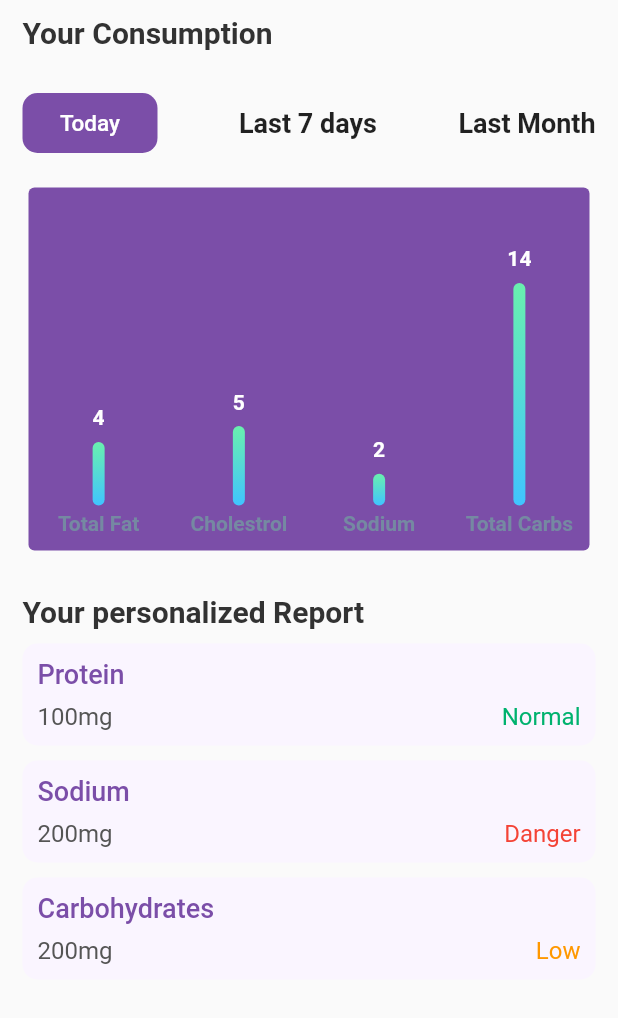
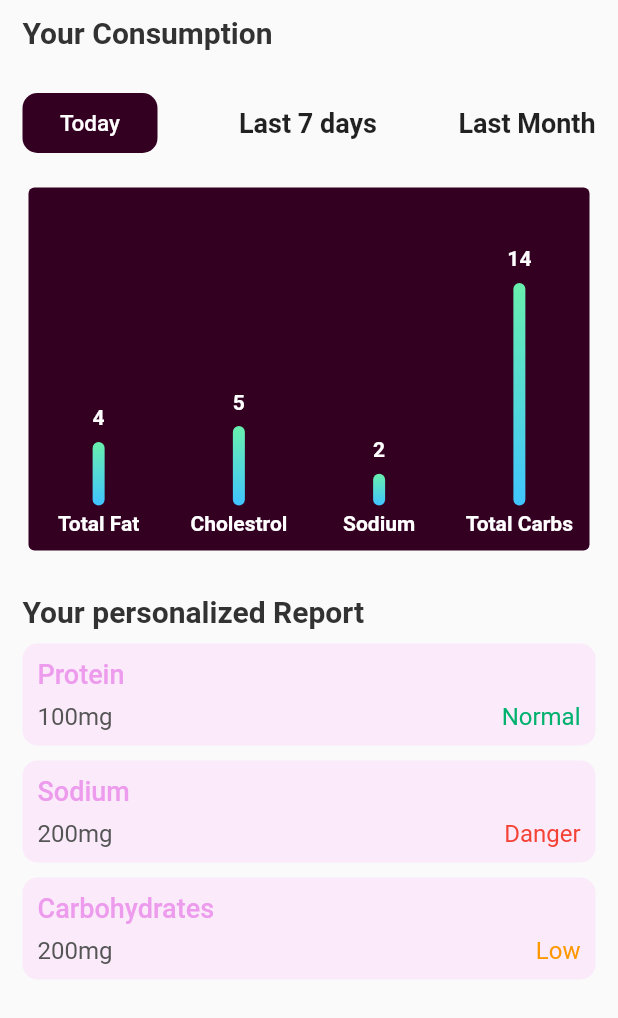
Before and after one commit to lamdiv/NutriAI, a Flutter app: the Analytics screen opened directly, on a phone screen of 412 x 824 dp. Shown: the top 1018 px of the screen. Run offline on Flutter 3.47's test engine with Material 2 defaults, Android fonts, the phone set to English and light mode, and no system bars; drawn by our look-alikes of fl_chart; our stand-ins replace camera; network calls fail.

Commit message:
feat: Ready for First Iteration

```diff
--- a/lib/analytics.dart
+++ b/lib/analytics.dart
@@ -24,23 +24,20 @@ class _AnalyticsState extends State<Analytics> {
                   fontSize: 20,
                   fontWeight: FontWeight.bold),
             ),
-
             const SizedBox(
               height: 25,
             ),
-
             Row(
               mainAxisAlignment: MainAxisAlignment.spaceBetween,
               children: [
                 TextButton(
                   style: TextButton.styleFrom(
-                    primary: const Color(0xFF7B4EA8),
-                    backgroundColor: const Color(0xFF7B4EA8),
+                    primary: const Color(0xFFED9BED),
+                    backgroundColor: const Color(0xFF330022),
                     minimumSize: const Size(90, 40),
                     padding: const EdgeInsets.symmetric(horizontal: 12.0),
                     shape: const RoundedRectangleBorder(
                       borderRadius: BorderRadius.all(Radius.circular(10.0)),
-
                     ),
                   ),
                   onPressed: () {
@@ -50,26 +47,21 @@ class _AnalyticsState extends State<Analytics> {
                     //       builder: (context) => const DetailScreen()),
                     // );
                   },
-                  child: const Text('Today', style: TextStyle(
-                    fontSize: 15,
-                    color: Colors.white
-                  ),),
+                  child: const Text(
+                    'Today',
+                    style: TextStyle(fontSize: 15, color: Colors.white),
+                  ),
                 ),
                 const Text(
                   'Last 7 days',
-                style: TextStyle(
-
-                    fontSize: 18,
-                    fontWeight: FontWeight.bold),
+                  style: TextStyle(fontSize: 18, fontWeight: FontWeight.bold),
                 ),
                 const Text(
                   'Last Month',
-                style: TextStyle(
-
-                    fontSize: 18,
-                    fontWeight: FontWeight.bold),
+                  style: TextStyle(fontSize: 18, fontWeight: FontWeight.bold),
                 ),
-            ],),
+              ],
+            ),
             const SizedBox(
               height: 15,
             ),
@@ -96,21 +88,17 @@ class _AnalyticsState extends State<Analytics> {
                 borderRadius: BorderRadius.all(
                   Radius.circular(10.0),
                 ),
-              boxShadow: [
-                BoxShadow(
-                  color: Color(0xFFFAF5FF)
-                )
-              ],
+                boxShadow: [BoxShadow(color: Color.fromARGB(25, 249, 87, 249))],
               ),
               child: Column(
                 crossAxisAlignment: CrossAxisAlignment.start,
-              children:  [
+                children: [
                   const Text(
                     'Protein',
                     style: TextStyle(
                         fontSize: 18,
                         fontWeight: FontWeight.w500,
-                      color: Color(0xFF7B4EA8)),
+                        color: Color(0xFFED9BED)),
                   ),
                   const SizedBox(
                     height: 8,
@@ -145,21 +133,17 @@ class _AnalyticsState extends State<Analytics> {
                 borderRadius: BorderRadius.all(
                   Radius.circular(10.0),
                 ),
-              boxShadow: [
-                BoxShadow(
-                  color: Color(0xFFFAF5FF)
-                )
-              ],
+                boxShadow: [BoxShadow(color: Color.fromARGB(25, 249, 87, 249))],
               ),
               child: Column(
                 crossAxisAlignment: CrossAxisAlignment.start,
-              children:  [
+                children: [
                   const Text(
                     'Sodium',
                     style: TextStyle(
                         fontSize: 18,
                         fontWeight: FontWeight.w500,
-                      color: Color(0xFF7B4EA8)),
+                        color: Color(0xFFED9BED)),
                   ),
                   const SizedBox(
                     height: 8,
@@ -194,21 +178,17 @@ class _AnalyticsState extends State<Analytics> {
                 borderRadius: BorderRadius.all(
                   Radius.circular(10.0),
                 ),
-              boxShadow: [
-                BoxShadow(
-                  color: Color(0xFFFAF5FF)
-                )
-              ],
+                boxShadow: [BoxShadow(color: Color.fromARGB(25, 249, 87, 249))],
               ),
               child: Column(
                 crossAxisAlignment: CrossAxisAlignment.start,
-              children:  [
+                children: [
                   const Text(
                     'Carbohydrates',
                     style: TextStyle(
                         fontSize: 18,
                         fontWeight: FontWeight.w500,
-                      color: Color(0xFF7B4EA8)),
+                        color: Color(0xFFED9BED)),
                   ),
                   const SizedBox(
                     height: 8,
@@ -235,14 +215,12 @@ class _AnalyticsState extends State<Analytics> {
                 ],
               ),
             ),
-
           ],
         ),
       ),
     );
   }
 }
-
 
 class _BarChart extends StatelessWidget {
   const _BarChart({Key? key}) : super(key: key);
@@ -287,7 +265,7 @@ class _BarChart extends StatelessWidget {
 
   Widget getTitles(double value, TitleMeta meta) {
     const style = TextStyle(
-      color: Color(0xff7589a2),
+      color: Colors.white,
       fontWeight: FontWeight.bold,
       fontSize: 14,
     );
@@ -390,7 +368,6 @@ class _BarChart extends StatelessWidget {
           ],
           showingTooltipIndicators: [0],
         ),
-
       ];
 }
 
@@ -409,7 +386,7 @@ class BarChartSample3State extends State<BarChartSample3> {
       child: Card(
         elevation: 0,
         shape: RoundedRectangleBorder(borderRadius: BorderRadius.circular(4)),
-        color: Color(0xFF7B4EA8),
+        color: Color(0xFF330022),
         child: const _BarChart(),
       ),
     );
```
Also changed, not shown: lib/home.dart (+118 -42 lines), lib/main.dart (+4 -7 lines), lib/profile.dart (+11 -13 lines), lib/scan.dart (+10 -5 lines), lib/search.dart (+61 -31 lines), pubspec.yaml (+16 -4 lines), assets/icon/icon.png (added), assets/images/logo.png (added), pubspec.lock, 28 other files. Lines whose indentation alone changed are shown as unchanged.
